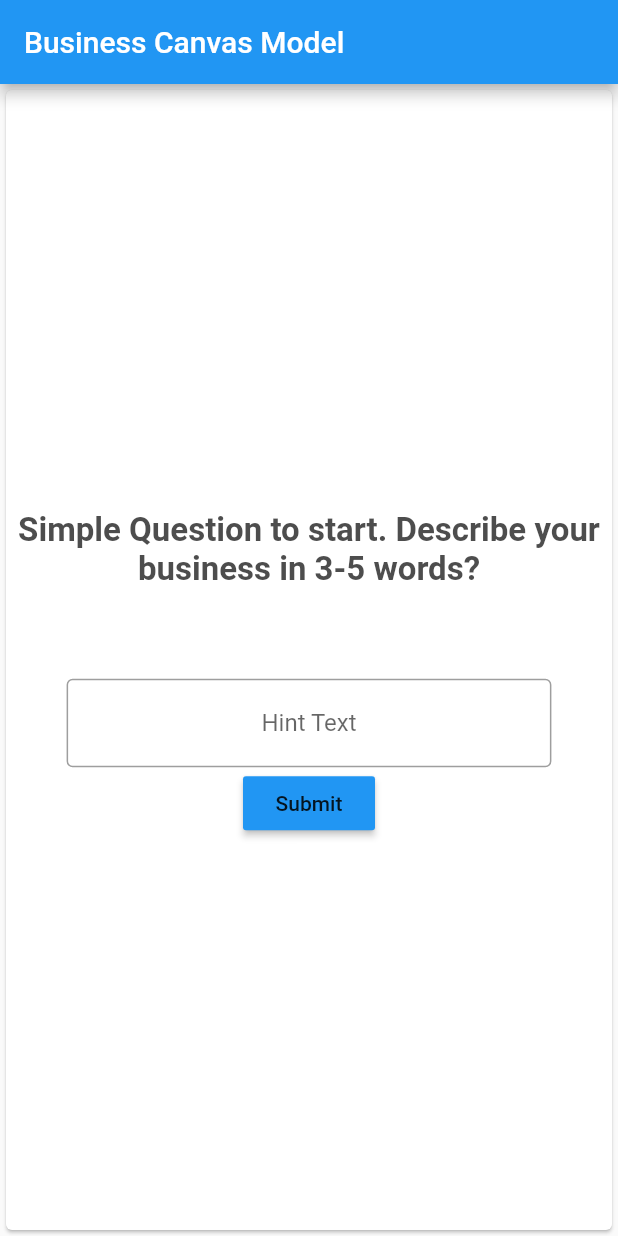
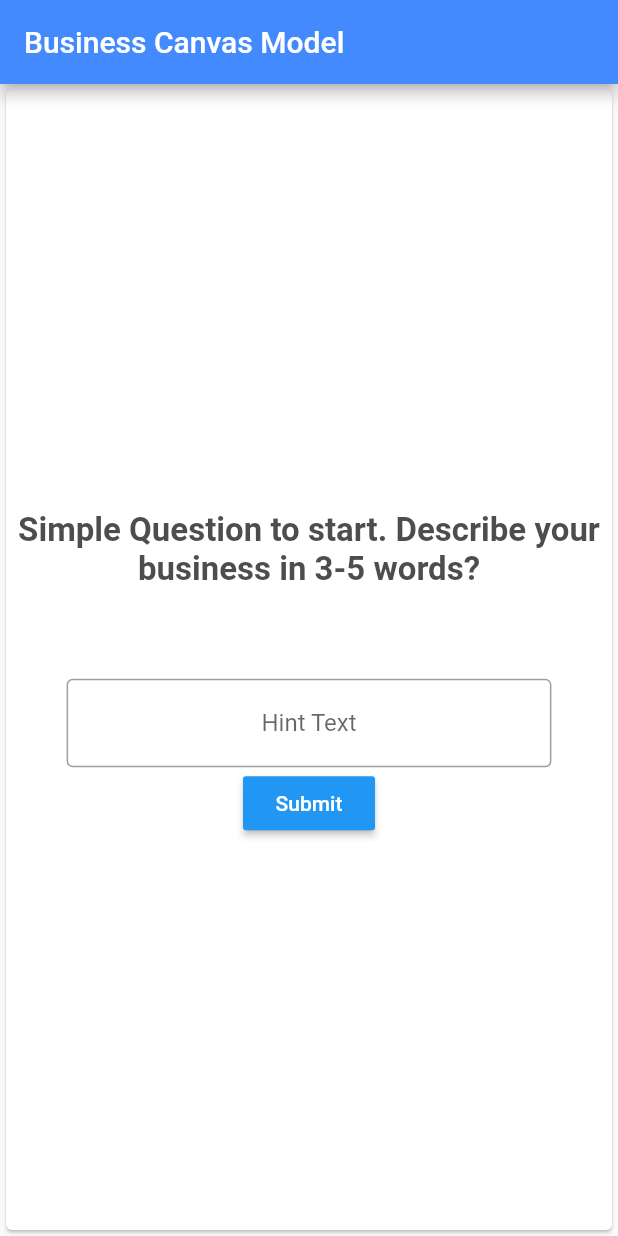
Before and after one commit to JacobWhelan/business-model-canvas, a Flutter app: the screen it shows after launch, on a phone screen of 412 x 824 dp. Run offline on Flutter 3.47's test engine with Material 2 defaults, Android fonts, the phone set to English and light mode, and no system bars; our stand-ins replace bloc, equatable, flutter_bloc; statements that could not run were skipped.

Commit message:
Added Button styling to ThemeData

```diff
--- a/lib/theme/style.dart
+++ b/lib/theme/style.dart
@@ -1,3 +1,11 @@
 import 'package:flutter/material.dart';
 
-ThemeData appTheme() => ThemeData();
+ThemeData appTheme() => ThemeData(
+      primaryColor: Colors.blue,
+      accentColor: Colors.white,
+      buttonTheme: ButtonThemeData(
+          buttonColor: Colors.blue, textTheme: ButtonTextTheme.accent),
+      appBarTheme: AppBarTheme(
+        color: Colors.blueAccent,
+      ),
+    );
```
